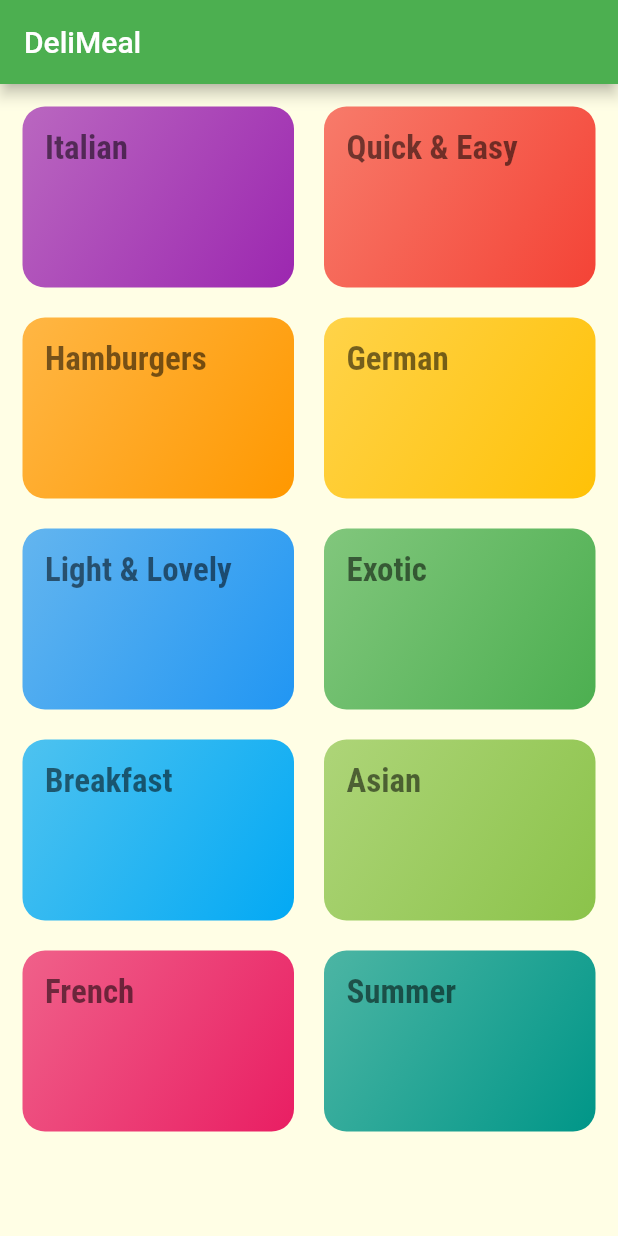
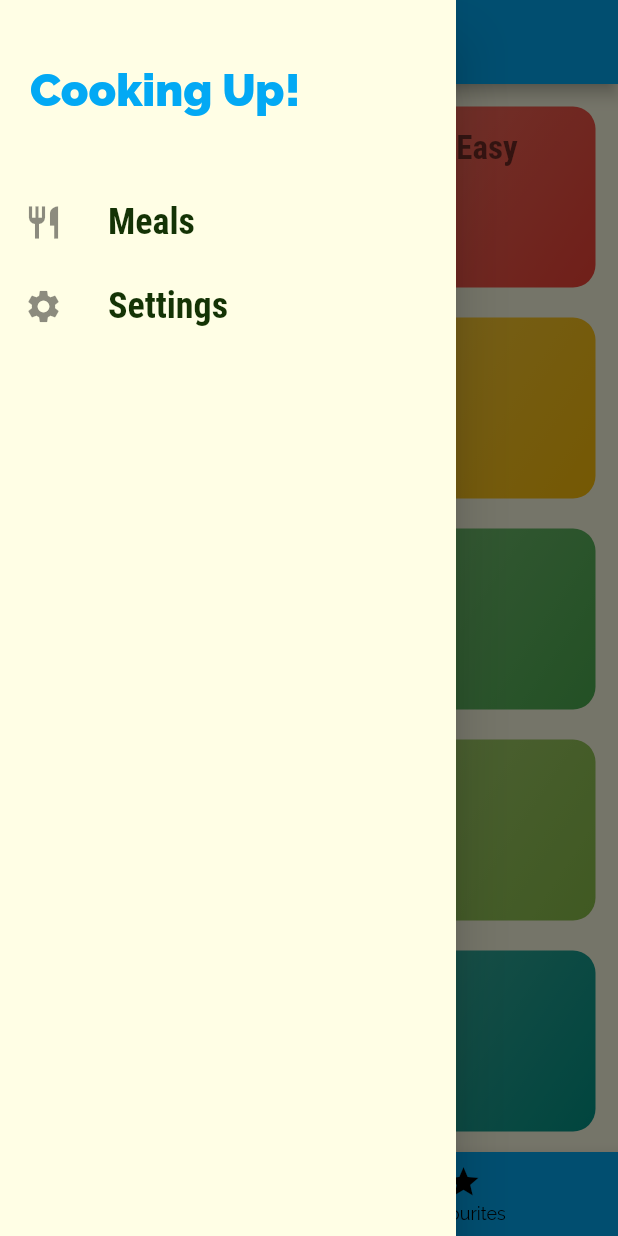
Before and after one commit to sammydeni/meals_app, a Flutter app: the screen it shows after launch, with the side drawer open (before the commit the screen has no drawer), on a phone screen of 412 x 824 dp. Run offline on Flutter 3.47's test engine with Material 2 defaults, Android fonts, the phone set to English and light mode, and no system bars.

Commit message:
added bottomNavigationBar and a Drawer

```diff
--- a/lib/main.dart
+++ b/lib/main.dart
@@ -1,7 +1,9 @@
 import 'package:flutter/material.dart';
 import 'package:meals_app/screens/categories_screen.dart';
 import 'package:meals_app/screens/category_meals_screen.dart';
+import 'package:meals_app/screens/filters_screen.dart';
 import 'package:meals_app/screens/meal_detail_screen.dart';
+import 'package:meals_app/screens/tabs_screen.dart';
 
 void main() => runApp(MyApp());
 
@@ -13,10 +15,9 @@ class MyApp extends StatelessWidget {
       theme: ThemeData(
         brightness: Brightness.light,
         colorScheme: ColorScheme.fromSwatch(
-          primarySwatch: Colors.green,
-          accentColor: Colors.blue,
+          primarySwatch: Colors.lightBlue,
         ).copyWith(
-          secondary: const Color.fromARGB(255, 2, 152, 211),
+          secondary: Colors.pink,
         ),
         canvasColor: const Color.fromRGBO(255, 254, 229, 1),
         fontFamily: 'Raleway',
@@ -34,10 +35,13 @@ class MyApp extends StatelessWidget {
                 fontWeight: FontWeight.bold)),
       ),
       debugShowCheckedModeBanner: false,
-      home: CategoriesScreen(),
+      // home: CategoriesScreen(),
+      initialRoute: '/',
       routes: {
+        '/': (ctx) => TabScreen(),
         CategoryMealsScreen.routeName: (ctx) => CategoryMealsScreen(),
         MealDetailsScreen.routeName: (ctx) => MealDetailsScreen(),
+        FiltesScreen.routeName: (ctx) => FiltesScreen(),
       },
     );
   }
--- a/lib/screens/categories_screen.dart
+++ b/lib/screens/categories_screen.dart
@@ -8,9 +8,7 @@ class CategoriesScreen extends StatelessWidget {
 
   @override
   Widget build(BuildContext context) {
-    return Scaffold(
-      appBar: AppBar(title: const Text('DeliMeal')),
-      body: GridView(
+    return GridView(
       padding: const EdgeInsets.all(15),
       gridDelegate: const SliverGridDelegateWithMaxCrossAxisExtent(
         maxCrossAxisExtent: 200,
@@ -25,7 +23,6 @@ class CategoriesScreen extends StatelessWidget {
                 catData.color!,
               ))
           .toList(),
-      ),
     );
   }
 }
--- /dev/null
+++ b/lib/screens/favourites_screen.dart
@@ -0,0 +1,12 @@
+import 'package:flutter/material.dart';
+
+class FavouritesScreen extends StatelessWidget {
+  const FavouritesScreen({Key? key}) : super(key: key);
+
+  @override
+  Widget build(BuildContext context) {
+    return Center(
+      child: Text('Favourites'),
+    );
+  }
+}
--- /dev/null
+++ b/lib/screens/filters_screen.dart
@@ -0,0 +1,20 @@
+import 'package:flutter/material.dart';
+import 'package:meals_app/widgets/main_drawer.dart';
+
+class FiltesScreen extends StatelessWidget {
+  static const routeName = '/filters';
+  const FiltesScreen({Key? key}) : super(key: key);
+
+  @override
+  Widget build(BuildContext context) {
+    return Scaffold(
+      appBar: AppBar(
+        title: Text('Your Filters'),
+      ),
+      drawer: MainDrawer(),
+      body: Center(
+        child: Text('Filters'),
+      ),
+    );
+  }
+}
--- a/lib/screens/meal_detail_screen.dart
+++ b/lib/screens/meal_detail_screen.dart
@@ -76,7 +76,7 @@ class MealDetailsScreen extends StatelessWidget {
                           ),
                           title: Text(selectedMeal.steps[index]),
                         ),
-                        Divider(),
+                        const Divider(),
                       ],
                     ),
                     itemCount: selectedMeal.steps.length,
--- /dev/null
+++ b/lib/screens/tabs_screen.dart
@@ -0,0 +1,58 @@
+import 'package:flutter/material.dart';
+import 'package:meals_app/widgets/main_drawer.dart';
+import 'categories_screen.dart';
+import 'favourites_screen.dart';
+
+class TabScreen extends StatefulWidget {
+  const TabScreen({Key? key}) : super(key: key);
+
+  @override
+  _TabScreenState createState() => _TabScreenState();
+}
+
+class _TabScreenState extends State<TabScreen> {
+  final List<Map<String, Object>> _pages = [
+    {'page': CategoriesScreen(), 'title': 'Categories'},
+    {'page': FavouritesScreen(), 'title': 'Favourites'},
+  ];
+
+  int _selectedPageIndex = 0;
+
+  void _selectPage(int index) {
+    setState(() {
+      _selectedPageIndex = index;
+    });
+  }
+
+  @override
+  Widget build(BuildContext context) {
+    return Scaffold(
+      appBar: AppBar(
+        title: Text(_pages[_selectedPageIndex]['title'] as String),
+      ),
+      drawer: MainDrawer(),
+      body: _pages[_selectedPageIndex]['page'] as Widget,
+      bottomNavigationBar: BottomNavigationBar(
+        onTap: _selectPage,
+        backgroundColor: Theme.of(context).colorScheme.primary,
+        unselectedItemColor: Colors.black,
+        selectedItemColor: Theme.of(context).colorScheme.secondary,
+        currentIndex: _selectedPageIndex,
+        items: const [
+          BottomNavigationBarItem(
+            icon: Icon(
+              Icons.category,
+            ),
+            label: 'Categories',
+          ),
+          BottomNavigationBarItem(
+            icon: Icon(
+              Icons.star,
+            ),
+            label: 'Favourites',
+          ),
+        ],
+      ),
+    );
+  }
+}
--- /dev/null
+++ b/lib/widgets/main_drawer.dart
@@ -0,0 +1,59 @@
+import 'dart:ui';
+
+import 'package:flutter/material.dart';
+import 'package:meals_app/screens/filters_screen.dart';
+
+class MainDrawer extends StatelessWidget {
+  const MainDrawer({Key? key}) : super(key: key);
+
+  Widget _buildListTile(
+    IconData icon,
+    String title,
+    VoidCallback tapHandler,
+  ) {
+    return ListTile(
+      leading: Icon(
+        icon,
+        size: 26,
+      ),
+      title: Text(
+        title,
+        style: TextStyle(
+          fontFamily: 'RobotoCondensed',
+          fontSize: 24,
+          fontWeight: FontWeight.bold,
+        ),
+      ),
+      onTap: tapHandler,
+    );
+  }
+
+  @override
+  Widget build(BuildContext context) {
+    return Drawer(
+      child: Column(
+        children: [
+          Container(
+            height: 120,
+            width: double.infinity,
+            padding: EdgeInsets.all(20),
+            alignment: Alignment.centerLeft,
+            child: Text(
+              'Cooking Up!',
+              style: TextStyle(
+                  fontWeight: FontWeight.w900,
+                  fontSize: 30,
+                  color: Theme.of(context).colorScheme.primary),
+            ),
+          ),
+          _buildListTile(Icons.restaurant, 'Meals', () {
+            Navigator.of(context).pushReplacementNamed('/');
+          }),
+          _buildListTile(Icons.settings, 'Settings', () {
+            Navigator.of(context).pushReplacementNamed(FiltesScreen.routeName);
+          }),
+        ],
+      ),
+    );
+  }
+}
```
Lines whose indentation alone changed are shown as unchanged.
